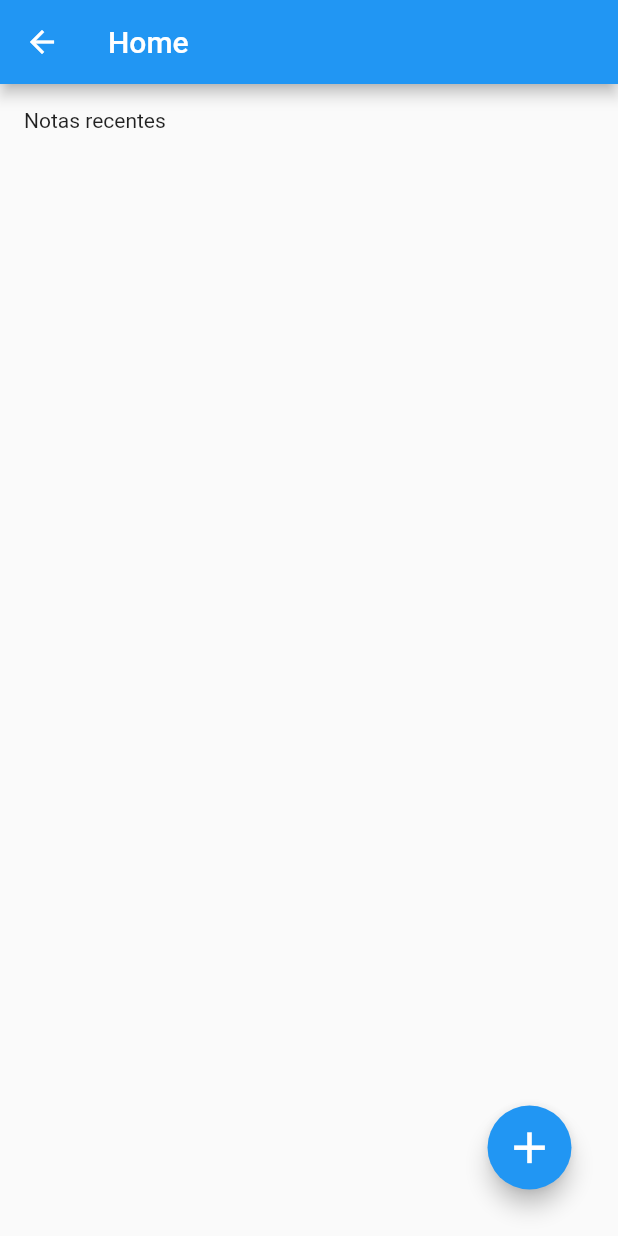
After one commit to Vinezius/Anotai-vos, a Flutter app: the InitialPage screen opened directly, on a phone screen of 412 x 824 dp. The commit adds this screen. Run offline on Flutter 3.47's test engine with Material 2 defaults, Android fonts, the phone set to English and light mode, and no system bars.

Commit message:
Push replacement e inicio da página home

```diff
--- a/lib/pages/cadastro_page.dart
+++ b/lib/pages/cadastro_page.dart
@@ -102,10 +102,11 @@ class _CadastroPageState extends State<CadastroPage> {
                         ElevatedButton(
                           onPressed: () {
                             formKey.currentState!.validate()
-                                ? Navigator.push(
+                                ? Navigator.pushAndRemoveUntil(
                                     context,
                                     MaterialPageRoute(
                                         builder: (context) => LoginPage()),
+                                        (Route<dynamic> route) => false
                                   )
                                 : formKey.currentState!.validate();
                           },
--- /dev/null
+++ b/lib/pages/initial_page.dart
@@ -0,0 +1,39 @@
+import 'package:flutter/material.dart';
+
+class InitialPage extends StatefulWidget {
+  @override
+  _InitialPageState createState() => _InitialPageState();
+}
+
+class _InitialPageState extends State<InitialPage> {
+
+  @override
+  Widget build(BuildContext context) {
+    return Scaffold(
+      appBar: AppBar(
+        title: const Text('Home'),
+      ),
+      floatingActionButton: Padding(
+        padding: const EdgeInsets.all(15.0),
+        child: FloatingActionButton(
+        backgroundColor: Colors.blue,
+        child: Icon(Icons.add,color: Colors.white, size: 35,),
+        onPressed: (){
+
+        },
+        ),
+      ),
+      body: Padding(
+      padding: const EdgeInsets.all(16.0),
+
+      child: Column(
+        mainAxisAlignment: MainAxisAlignment.start,
+        crossAxisAlignment: CrossAxisAlignment.start,
+        children: [
+          Text('Notas recentes')
+          ],
+        ),
+      ),
+    );
+  }
+}
--- a/lib/pages/login_page.dart
+++ b/lib/pages/login_page.dart
@@ -1,5 +1,6 @@
 import 'package:anotai_vos/main.dart';
 import 'package:anotai_vos/pages/cadastro_page.dart';
+import 'package:anotai_vos/pages/initial_page.dart';
 import 'package:flutter/material.dart';
 
 class LoginPage extends StatefulWidget {
@@ -63,11 +64,12 @@ class _LoginPageState extends State<LoginPage> {
                     ElevatedButton(
                       onPressed: () {
                         formKey.currentState!.validate()
-                            ? Navigator.push(
+                            ? Navigator.pushAndRemoveUntil(
                                 context,
                                 MaterialPageRoute(
                                     builder: (context) =>
-                                        MyHomePage(title: 'Home')),
+                                        InitialPage()),
+                                        (Route<dynamic> route) => false
                               )
                             : formKey.currentState!.validate();
                       },
```
Also changed, not shown: 1 other file.
